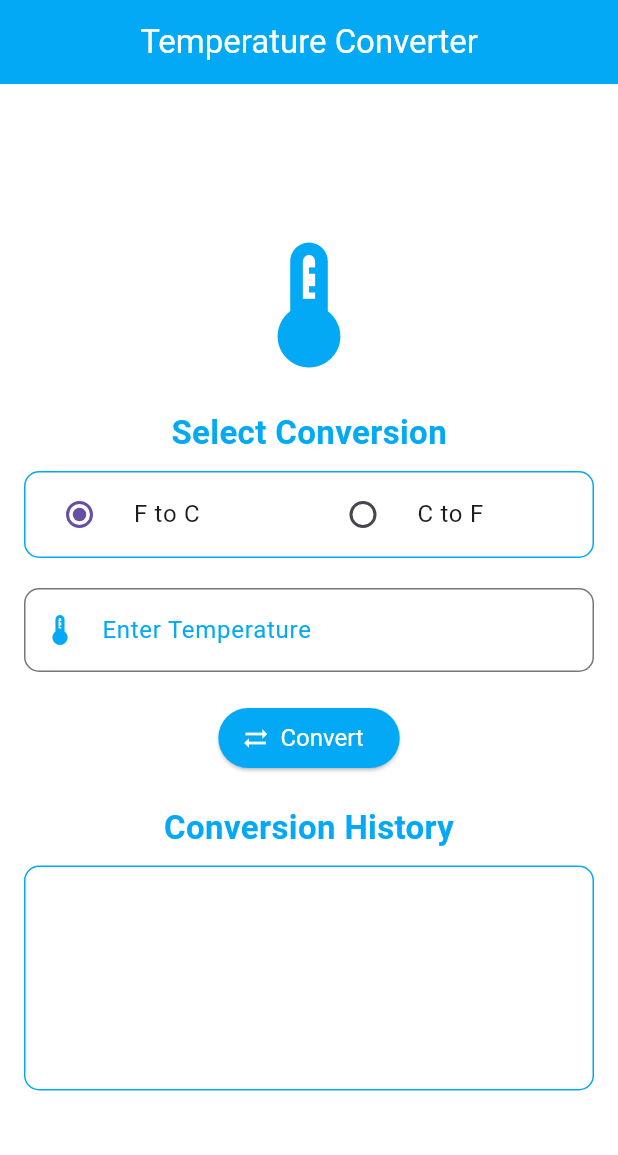
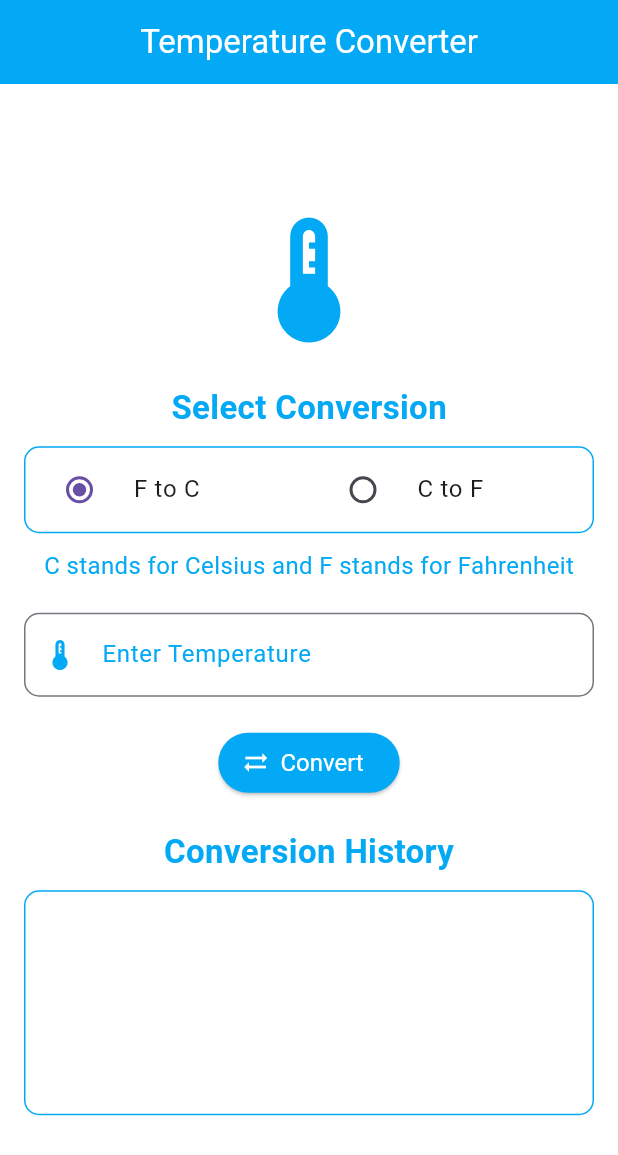
Before and after one commit to charite-uwatwembi/Flutter_temperatureConvert, a Flutter app: the screen it shows after launch, on a phone screen of 412 x 824 dp. Shown: the top 1155 px of the screen. Run offline on Flutter 3.47's test engine with Material 3 defaults, Android fonts, the phone set to English and light mode, and no system bars.

Commit message:
temperature converter

```diff
--- a/tempconvert/lib/main.dart
+++ b/tempconvert/lib/main.dart
@@ -115,6 +115,11 @@ class _TempConvertHomeState extends State<TempConvertHome> {
                     ],
                   ),
                 ),
+                const SizedBox(height: 10),
+                const Text(
+                  'C stands for Celsius and F stands for Fahrenheit',
+                  style: TextStyle(fontSize: 16, color: Colors.lightBlue),
+                ),
                 const SizedBox(height: 20),
                 TextField(
                   controller: _controller,
```
